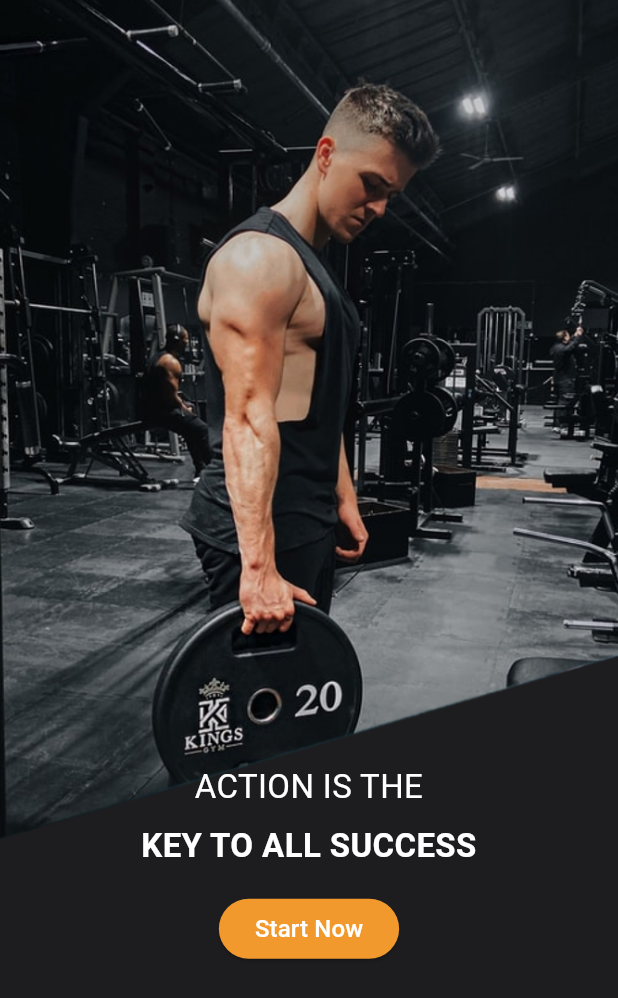
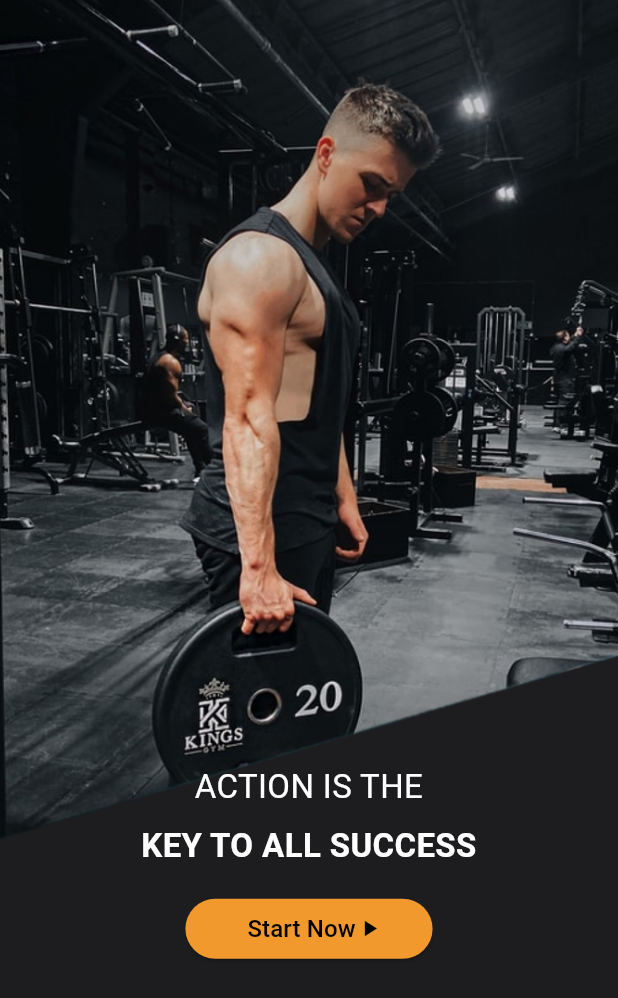
Before and after one commit to ahmedanwar123/gym_app, a Flutter app: the Onboarding_3 screen opened directly, on a phone screen of 412 x 824 dp. Shown: the top 998 px of the screen. Run offline on Flutter 3.47's test engine with Material 3 defaults, Android fonts, the phone set to English and light mode, and no system bars.

Commit message:
all pages are connected version 1

```diff
--- a/lib/main.dart
+++ b/lib/main.dart
@@ -1,3 +1,4 @@
+import 'package:app/screens/onboarding_1.dart';
 import 'package:app/screens/splash.dart';
 import 'package:flutter/material.dart';
 import 'package:app/screens/home_screen.dart';
@@ -20,7 +21,7 @@ class MyApp extends StatelessWidget {
       theme: ThemeData(
           colorScheme: ColorScheme.fromSeed(seedColor: Colors.deepPurple),
           useMaterial3: true),
-      home: WorkoutCategories(), //change this to your page class to test
+      home: Onboarding_1(), //change this to your page class to test
     );
   }
 }
--- a/lib/screens/BicepCurl_Popup.dart
+++ b/lib/screens/BicepCurl_Popup.dart
@@ -2,7 +2,7 @@ import 'package:flutter/material.dart';
 import 'workout_categories_page.dart';
 import 'LateralRaise_Popup.dart';
 import 'package:app/shared/theme.dart';
-import 'temp.dart';
+
 
 class BicepCurl_Popup extends StatelessWidget {
   const BicepCurl_Popup({Key? key}) : super(key: key);
@@ -72,7 +72,7 @@ class BicepCurl_Popup extends StatelessWidget {
                         children: [
                           TextButton.icon(
                             onPressed: () {
-                              Navigator.push(context, MaterialPageRoute(builder: (context) => temp()));
+
                             },
                             icon: Icon(Icons.play_arrow),
                             label: Text("Live"),
@@ -87,7 +87,7 @@ class BicepCurl_Popup extends StatelessWidget {
                           ),
                           TextButton.icon(
                             onPressed: () {
-                              Navigator.push(context, MaterialPageRoute(builder: (context) => temp()));
+
                             },
                             icon: Icon(Icons.play_arrow),
                             label: Text("Upload"),
--- a/lib/screens/LateralRaise_Popup.dart
+++ b/lib/screens/LateralRaise_Popup.dart
@@ -2,7 +2,7 @@ import 'package:flutter/material.dart';
 import 'workout_categories_page.dart';
 import 'BicepCurl_Popup.dart';
 import 'package:app/shared/theme.dart';
-import 'temp.dart';
+
 class LateralRaise_Popup extends StatelessWidget {
   const LateralRaise_Popup({Key? key}) : super(key: key);
 
@@ -70,7 +70,7 @@ class LateralRaise_Popup extends StatelessWidget {
                         children: [
                           TextButton.icon(
                             onPressed: () {
-                              Navigator.push(context, MaterialPageRoute(builder: (context) => temp()));
+
                             },
                             icon: Icon(Icons.play_arrow),
                             label: Text("Live"),
@@ -85,7 +85,7 @@ class LateralRaise_Popup extends StatelessWidget {
                           ),
                           TextButton.icon(
                             onPressed: () {
-                              Navigator.push(context, MaterialPageRoute(builder: (context) => temp()));
+
                             },
                             icon: Icon(Icons.play_arrow),
                             label: Text("Upload"),
--- a/lib/screens/onboarding_3.dart
+++ b/lib/screens/onboarding_3.dart
@@ -1,3 +1,4 @@
+import 'package:app/screens/workout_categories_page.dart';
 import 'package:flutter/material.dart';
 import 'package:app/shared/theme.dart';
 
@@ -48,22 +49,39 @@ class Onboarding_3 extends StatelessWidget {
                       textAlign: TextAlign.center,
                     ),
                     const SizedBox(height: 16),
-                    ElevatedButton(
+                    Container(
+                      width: MediaQuery.of(context).size.width * 0.4, // Adjust the percentage as needed
+                      child: ElevatedButton(
                         onPressed: () {
-                        // Handle button press
+                          Navigator.push(context, MaterialPageRoute(builder: (context) => WorkoutCategories()));
                         },
                         style: ElevatedButton.styleFrom(
                           backgroundColor: buttonColor,
                         ),
-                      child: const Text(
+                        child: Row(
+                          mainAxisAlignment: MainAxisAlignment.center,
+                          children: const [
+
+                            SizedBox(width: 8), // Adjust the spacing between the icon and text
+                            Text(
                               'Start Now',
                               style: TextStyle(
-                          color: textColor,
+                                color: Colors.black, // Set text color to black
                                 fontSize: 16,
                                 fontFamily: 'Roboto',
                               ),
                             ),
+                            Icon(
+                              Icons.play_arrow,
+                              color: Colors.black, // Set icon color to black
                             ),
+                          ],
+                        ),
+                      ),
+                    )
+
+
+
                   ],
                 ),
               ),
--- a/lib/screens/splash.dart
+++ b/lib/screens/splash.dart
@@ -19,7 +19,7 @@ class Splash extends StatelessWidget {
             mainAxisAlignment: MainAxisAlignment.center,
             children: [
               Image.asset(
-                'assets/logos/Icon Logo.png',
+                'assets/logos/Icon_Logo.png',
                 width: 150,
                 height: 150,
               ),
--- a/pubspec.yaml
+++ b/pubspec.yaml
@@ -49,6 +49,7 @@ dependencies:
 dev_dependencies:
   flutter_test:
     sdk: flutter
+  flutter_launcher_icons: ^0.13.1
 
   # The "flutter_lints" package below contains a set of recommended lints to
   # encourage good coding practices. The lint set provided by the package is
@@ -56,6 +57,9 @@ dev_dependencies:
   # package. See that file for information about deactivating specific lint
   # rules and activating additional ones.
   flutter_lints: ^2.0.0
+
+
+
 
 # For information on the generic Dart part of this file, see the
 # following page: https://dart.dev/tools/pub/pubspec
```
Also changed, not shown: lib/screens/temp.dart (deleted, +0 -14 lines), assets/icons/Icon_Logo.png (added), pubspec.lock. Lines whose indentation alone changed are shown as unchanged.
